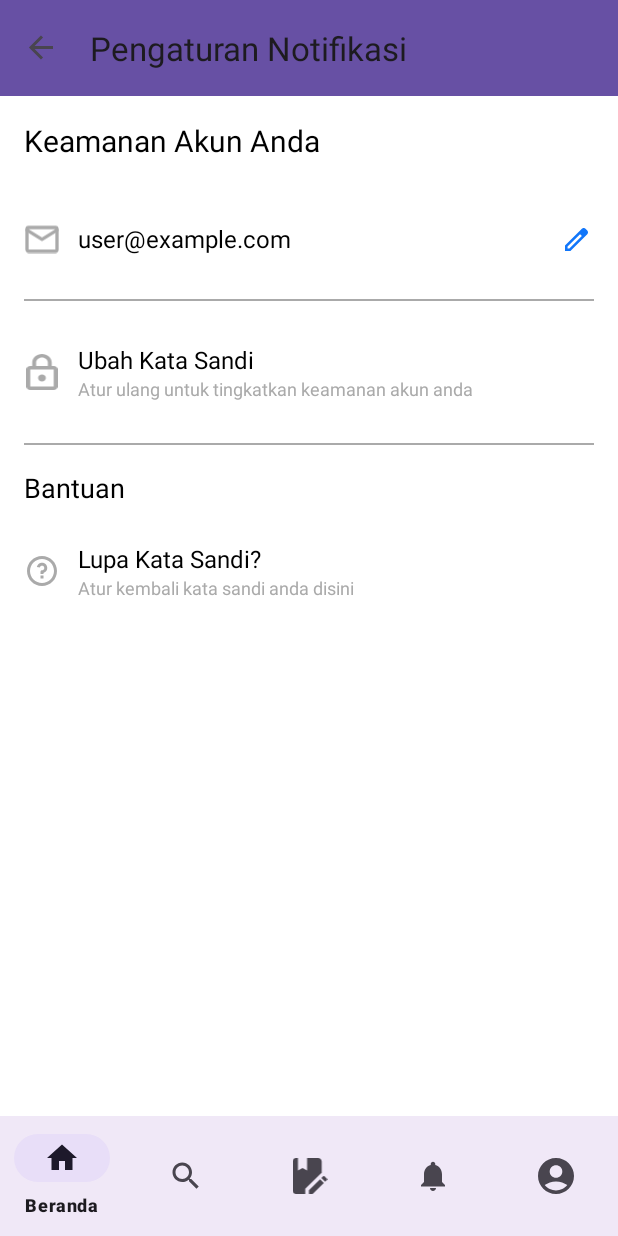
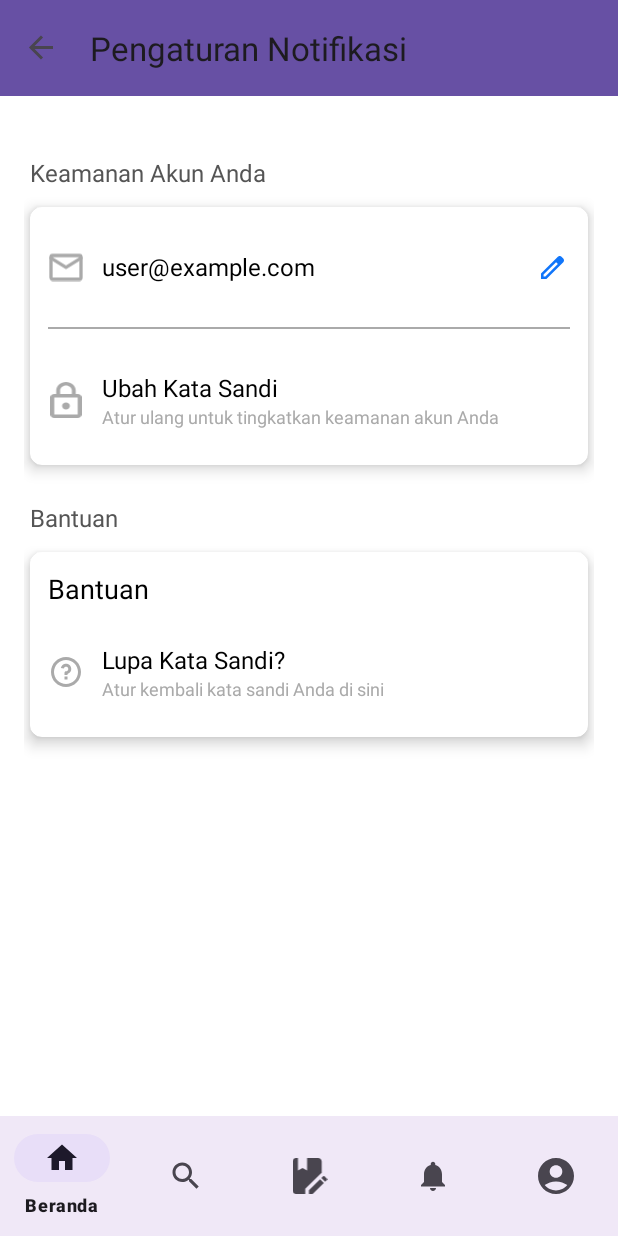
Before and after one commit to DevMossTeam/KabarE-Mobile, an Android app: the KeamananFragment screen opened through its navigation route, on a phone screen of 412 x 824 dp. Run offline under Robolectric (Android 15) with nearby library versions, the phone set to English and light mode, and no system bars; our stand-ins replace navigation-ui.

Commit message:
UPDATE LAGI

```diff
--- a/app/src/main/res/layout/fragment_keamanan.xml
+++ b/app/src/main/res/layout/fragment_keamanan.xml
@@ -7,14 +7,33 @@
     android:padding="16dp"
     android:background="@android:color/white">
 
-    <!-- Title -->
+    <!-- "Informasi Pengguna" Text View -->
     <TextView
+        android:id="@+id/tv_info_keamanan"
         android:layout_width="wrap_content"
         android:layout_height="wrap_content"
         android:text="Keamanan Akun Anda"
-        android:textSize="20sp"
-        android:textColor="@android:color/black"
-        android:layout_marginBottom="24dp" />
+        android:textColor="#555555"
+        android:textSize="16sp"
+        android:layout_marginStart="4dp"
+        android:layout_marginTop="24dp" />
+
+    <!-- CardView for Account Security Settings -->
+    <androidx.cardview.widget.CardView
+        android:id="@+id/ll_account_security"
+        android:layout_width="match_parent"
+        android:layout_height="wrap_content"
+        android:layout_marginTop="12dp"
+        android:layout_marginHorizontal="4dp"
+        app:cardCornerRadius="8dp"
+        app:cardBackgroundColor="@android:color/white"
+        app:cardElevation="6dp">
+
+        <LinearLayout
+            android:layout_width="match_parent"
+            android:layout_height="wrap_content"
+            android:padding="12dp"
+            android:orientation="vertical">
 
             <!-- Email Section -->
             <LinearLayout
@@ -85,7 +104,7 @@
                             android:layout_height="wrap_content"
                             android:layout_weight="1"
                             android:background="@android:color/transparent"
-                    android:hint="Masukkan nama lengkap"
+                            android:hint="Masukkan email"
                             android:inputType="textEmailAddress"
                             android:textSize="16sp" />
                     </LinearLayout>
@@ -129,7 +148,7 @@
                         android:layout_width="wrap_content"
                         android:layout_height="wrap_content"
                         android:layout_marginTop="2dp"
-                android:text="Email ini terhubung dengan akun anda"
+                        android:text="Email ini terhubung dengan akun Anda"
                         android:textColor="@android:color/darker_gray"
                         android:textSize="12sp" />
                 </LinearLayout>
@@ -175,20 +194,43 @@
                     <TextView
                         android:layout_width="wrap_content"
                         android:layout_height="wrap_content"
-                android:text="Atur ulang untuk tingkatkan keamanan akun anda"
+                        android:text="Atur ulang untuk tingkatkan keamanan akun Anda"
                         android:textColor="@android:color/darker_gray"
                         android:textSize="12sp" />
                 </LinearLayout>
             </LinearLayout>
+        </LinearLayout>
+    </androidx.cardview.widget.CardView>
 
-    <!-- Divider -->
-    <View
+    <!-- "Bantuan" Text View -->
+    <TextView
+        android:id="@+id/tv_help"
+        android:layout_width="wrap_content"
+        android:layout_height="wrap_content"
+        android:text="Bantuan"
+        android:textColor="#555555"
+        android:layout_marginStart="4dp"
+        android:textSize="16sp"
+        android:layout_marginTop="24dp" />
+
+    <!-- CardView for Help Section -->
+    <androidx.cardview.widget.CardView
+        android:id="@+id/ll_help"
         android:layout_width="match_parent"
-        android:layout_height="1dp"
-        android:background="@android:color/darker_gray"
-        android:layout_marginVertical="16dp" />
+        android:layout_height="wrap_content"
+        android:layout_marginTop="12dp"
+        android:layout_marginHorizontal="4dp"
+        app:cardCornerRadius="8dp"
+        app:cardBackgroundColor="@android:color/white"
+        app:cardElevation="6dp">
 
-    <!-- Help Section -->
+        <LinearLayout
+            android:layout_width="match_parent"
+            android:layout_height="wrap_content"
+            android:padding="12dp"
+            android:orientation="vertical">
+
+            <!-- Help Section Title -->
             <TextView
                 android:layout_width="wrap_content"
                 android:layout_height="wrap_content"
@@ -230,10 +272,11 @@
                     <TextView
                         android:layout_width="wrap_content"
                         android:layout_height="wrap_content"
-                android:text="Atur kembali kata sandi anda disini"
+                        android:text="Atur kembali kata sandi Anda di sini"
                         android:textColor="@android:color/darker_gray"
                         android:textSize="12sp" />
                 </LinearLayout>
             </LinearLayout>
-
         </LinearLayout>
+    </androidx.cardview.widget.CardView>
+</LinearLayout>
--- a/app/src/main/res/layout/fragment_umum.xml
+++ b/app/src/main/res/layout/fragment_umum.xml
@@ -78,7 +78,7 @@
             android:layout_width="0dp"
             android:layout_height="wrap_content"
             android:layout_marginTop="12dp"
-            android:layout_marginHorizontal="4dp"
+            android:layout_marginHorizontal="12dp"
             app:cardCornerRadius="8dp"
             app:cardBackgroundColor="@android:color/white"
             app:cardElevation="6dp"
@@ -394,7 +394,7 @@
             android:id="@+id/ll_about_user"
             android:layout_width="0dp"
             android:layout_height="wrap_content"
-            android:layout_marginHorizontal="4dp"
+            android:layout_marginHorizontal="12dp"
             android:layout_marginTop="12dp"
             android:layout_marginBottom="120dp"
             android:padding="16dp"
```
Lines whose indentation alone changed are shown as unchanged.
